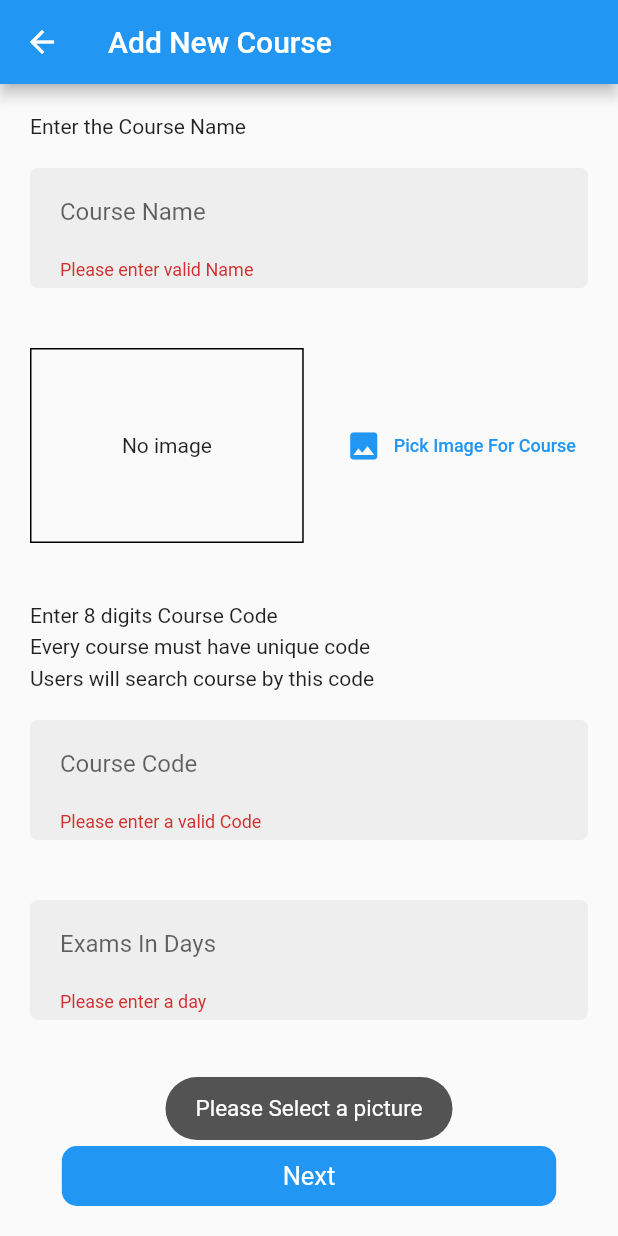
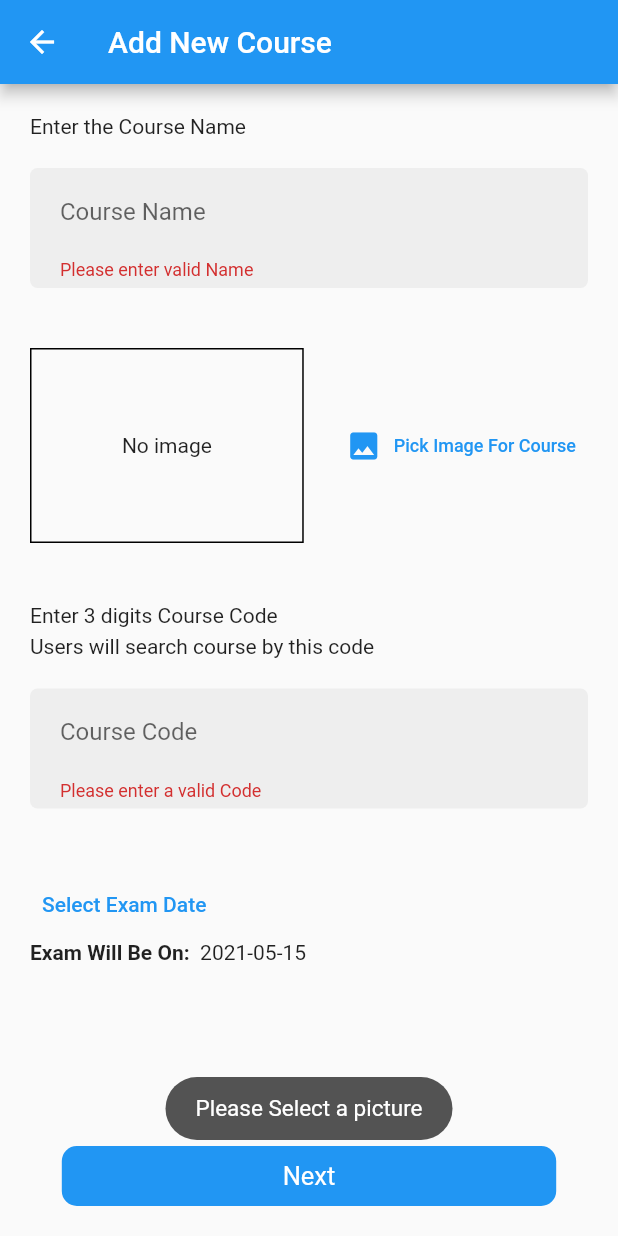
Before and after one commit to Haseeb-Akhlaq/ugc_notes_admin, a Flutter app: the AddNewCourseNameAndIdScreen screen opened directly, after a tap on "Next", on a phone screen of 412 x 824 dp. Run offline on Flutter 3.47's test engine with Material 2 defaults, Android fonts, the phone set to English and light mode, and no system bars; our stand-ins replace cloud_firestore, firebase_core, firebase_storage, flutter_html, image_picker, toast; accounts and stored records are empty.

Commit message:
app completed

```diff
--- a/lib/main.dart
+++ b/lib/main.dart
@@ -127,8 +127,8 @@ class _MyHomePageState extends State<MyHomePage> {
                                     Row(
                                       children: [
                                         Text(
-                                            'Exams In: ${coursesData[index]['examIn']} Days',
-                                            style: TextStyle(fontSize: 20)),
+                                            'Exams In: ${coursesData[index]['examDate']}',
+                                            style: TextStyle(fontSize: 18)),
                                         SizedBox(
                                           width: 10,
                                         ),
@@ -141,7 +141,7 @@ class _MyHomePageState extends State<MyHomePage> {
                                                         ChangeExamsDateScreen(
                                                           previousDate:
                                                               coursesData[index]
-                                                                  ['examIn'],
+                                                                  ['examDate'],
                                                           courseId:
                                                               coursesData[index]
                                                                   ['courseId'],
--- a/lib/screens/addCoursesNameScreen.dart
+++ b/lib/screens/addCoursesNameScreen.dart
@@ -5,6 +5,7 @@ import 'package:cloud_firestore/cloud_firestore.dart';
 import 'package:firebase_storage/firebase_storage.dart';
 import 'package:flutter/material.dart';
 import 'package:image_picker/image_picker.dart';
+import 'package:intl/intl.dart';
 import 'package:path/path.dart';
 import 'package:toast/toast.dart';
 import 'package:ugc_notes_admin/screens/UnitsScreen.dart';
@@ -21,7 +22,8 @@ class _AddNewCourseNameAndIdScreenState
 
   String courseName;
   String courseCode = '';
-  String examIn;
+  String examDate =
+      DateFormat('yyyy-MM-dd').format(DateTime.now().add(Duration(days: 2)));
   String imageUrl = '';
   String courseId = '';
 
@@ -112,7 +114,7 @@ class _AddNewCourseNameAndIdScreenState
         'totalCards': '0',
         'totalUnits': '0',
         'totalTopics': '0',
-        'examIn': examIn,
+        'examDate': examDate,
         'coursePic': imageUrl,
         'nameParameters': searchParameters,
       });
@@ -232,11 +234,7 @@ class _AddNewCourseNameAndIdScreenState
                       SizedBox(
                         height: 40,
                       ),
-                      Text('Enter 8 digits Course Code '),
-                      SizedBox(
-                        height: 5,
-                      ),
-                      Text('Every course must have unique code'),
+                      Text('Enter 3 digits Course Code '),
                       SizedBox(
                         height: 5,
                       ),
@@ -277,35 +275,33 @@ class _AddNewCourseNameAndIdScreenState
                       SizedBox(
                         height: 40,
                       ),
-                      Container(
-                        decoration: BoxDecoration(
-                          color: Colors.grey[200],
-                          borderRadius: BorderRadius.circular(5),
+                      TextButton(
+                        onPressed: () async {
+                          DateTime pickedDate = await showDatePicker(
+                            context: context,
+                            initialDate: DateTime.now(),
+                            firstDate: DateTime.now(),
+                            lastDate: DateTime(2100),
+                          );
+
+                          setState(() {
+                            examDate =
+                                DateFormat('yyyy-MM-dd').format(pickedDate);
+                          });
+                        },
+                        child: Text(
+                          'Select Exam Date',
+                          style: TextStyle(color: Colors.blue),
                         ),
-                        child: Padding(
-                          padding: const EdgeInsets.only(
-                              left: 20.0, right: 10, top: 5, bottom: 5),
-                          child: TextFormField(
-                            textAlign: TextAlign.left,
-                            keyboardType: TextInputType.number,
-                            decoration: InputDecoration(
-                              hintText: 'Exams In Days',
-                              border: InputBorder.none,
-                            ),
-                            onSaved: (value) {
-                              examIn = value;
-                            },
-                            validator: (String value) {
-                              if (value.isEmpty) {
-                                return 'Please enter a day';
-                              }
-                              if (value.length > 4) {
-                                return 'Exam must be in less than 1000 days';
-                              }
-                              return null;
-                            },
+                      ),
+                      Row(
+                        children: [
+                          Text(
+                            'Exam Will Be On:  ',
+                            style: TextStyle(fontWeight: FontWeight.bold),
                           ),
-                        ),
+                          Text(examDate),
+                        ],
                       ),
                     ],
                   ),
--- a/pubspec.yaml
+++ b/pubspec.yaml
@@ -35,6 +35,7 @@ dependencies:
   image_picker: ^0.7.4
   toast: ^0.1.5
   uuid: ^3.0.4
+  intl: ^0.17.0
 
 dependency_overrides:
   flutter_html: ^1.0.2
```
Also changed, not shown: lib/screens/changeExamsDateScreen.dart (+32 -25 lines), pubspec.lock.
